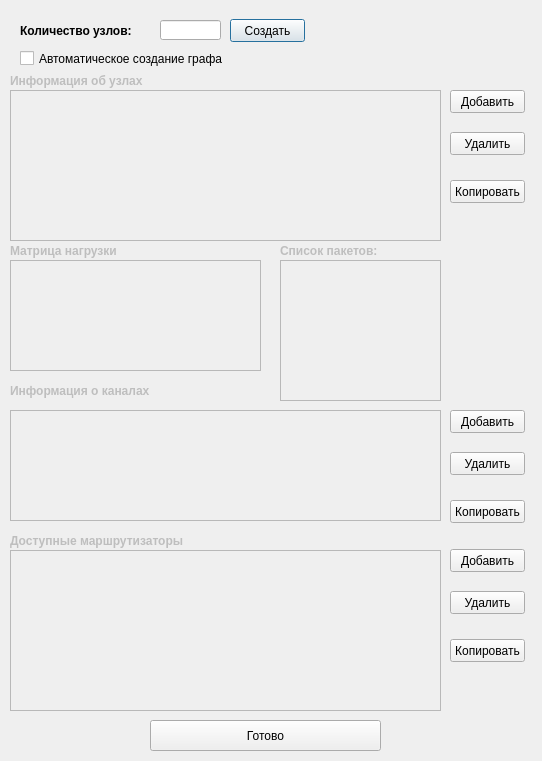
First picture: the form in input.ui, repository qwsnxnjene/comp-networks, before the edit.
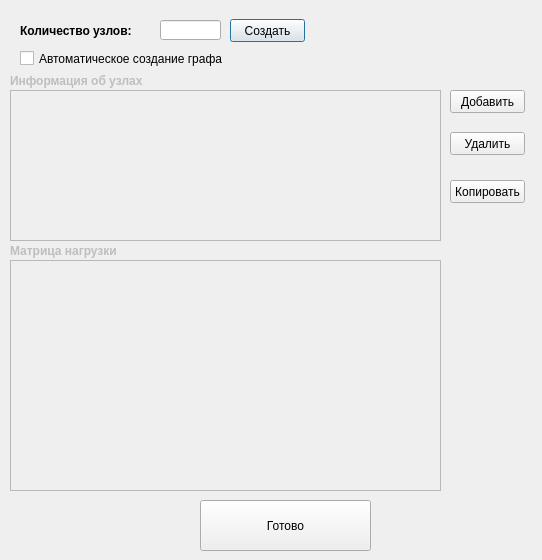
Second picture: the form after the edit.

What changed in the file:
```diff
--- a/input.ui
+++ b/input.ui
@@ -7,7 +7,7 @@
     <x>0</x>
     <y>0</y>
     <width>542</width>
-    <height>761</height>
+    <height>560</height>
    </rect>
   </property>
   <property name="windowTitle">
@@ -107,81 +107,11 @@
     <rect>
      <x>10</x>
      <y>260</y>
-     <width>251</width>
-     <height>111</height>
-    </rect>
-   </property>
-  </widget>
-  <widget class="QTableWidget" name="tableRoutersInput">
-   <property name="enabled">
-    <bool>false</bool>
-   </property>
-   <property name="geometry">
-    <rect>
-     <x>10</x>
-     <y>550</y>
      <width>431</width>
-     <height>161</height>
+     <height>231</height>
     </rect>
    </property>
   </widget>
-  <widget class="QLabel" name="labelInput_4">
-   <property name="enabled">
-    <bool>false</bool>
-   </property>
-   <property name="geometry">
-    <rect>
-     <x>10</x>
-     <y>370</y>
-     <width>161</width>
-     <height>41</height>
-    </rect>
-   </property>
-   <property name="font">
-    <font>
-     <weight>75</weight>
-     <bold>true</bold>
-    </font>
-   </property>
-   <property name="text">
-    <string>Информация о каналах</string>
-   </property>
-  </widget>
-  <widget class="QTableWidget" name="tableChannelsInput">
-   <property name="enabled">
-    <bool>false</bool>
-   </property>
-   <property name="geometry">
-    <rect>
-     <x>10</x>
-     <y>410</y>
-     <width>431</width>
-     <height>111</height>
-    </rect>
-   </property>
-  </widget>
-  <widget class="QLabel" name="labelInput_5">
-   <property name="enabled">
-    <bool>false</bool>
-   </property>
-   <property name="geometry">
-    <rect>
-     <x>10</x>
-     <y>520</y>
-     <width>201</width>
-     <height>41</height>
-    </rect>
-   </property>
-   <property name="font">
-    <font>
-     <weight>75</weight>
-     <bold>true</bold>
-    </font>
-   </property>
-   <property name="text">
-    <string>Доступные маршрутизаторы</string>
-   </property>
-  </widget>
   <widget class="QCheckBox" name="checkAuto">
    <property name="geometry">
     <rect>
@@ -208,54 +138,6 @@
     <string>Создать</string>
    </property>
   </widget>
-  <widget class="QTableWidget" name="tablePackagesInput">
-   <property name="enabled">
-    <bool>false</bool>
-   </property>
-   <property name="geometry">
-    <rect>
-     <x>280</x>
-     <y>260</y>
-     <width>161</width>
-     <height>141</height>
-    </rect>
-   </property>
-  </widget>
-  <widget class="QLabel" name="labelInput_6">
-   <property name="enabled">
-    <bool>false</bool>
-   </property>
-   <property name="geometry">
-    <rect>
-     <x>280</x>
-     <y>230</y>
-     <width>131</width>
-     <height>41</height>
-    </rect>
-   </property>
-   <property name="font">
-    <font>
-     <weight>75</weight>
-     <bold>true</bold>
-    </font>
-   </property>
-   <property name="text">
-    <string>Список пакетов:</string>
-   </property>
-  </widget>
-  <widget class="QPushButton" name="pushButton">
-   <property name="geometry">
-    <rect>
-     <x>150</x>
-     <y>720</y>
-     <width>231</width>
-     <height>31</height>
-    </rect>
-   </property>
-   <property name="text">
-    <string>Готово</string>
-   </property>
-  </widget>
   <widget class="QPushButton" name="copyButtonPackages">
    <property name="geometry">
     <rect>
@@ -295,82 +177,17 @@
     <string>Добавить</string>
    </property>
   </widget>
-  <widget class="QPushButton" name="addButtonChannels">
+  <widget class="QPushButton" name="pushButton">
    <property name="geometry">
     <rect>
-     <x>450</x>
-     <y>410</y>
-     <width>75</width>
-     <height>23</height>
-    </rect>
-   </property>
-   <property name="text">
-    <string>Добавить</string>
-   </property>
-  </widget>
-  <widget class="QPushButton" name="copyButtonChannels">
-   <property name="geometry">
-    <rect>
-     <x>450</x>
+     <x>200</x>
      <y>500</y>
-     <width>75</width>
-     <height>23</height>
+     <width>171</width>
+     <height>51</height>
     </rect>
    </property>
    <property name="text">
-    <string>Копировать</string>
-   </property>
-  </widget>
-  <widget class="QPushButton" name="deleteButtonChannels">
-   <property name="geometry">
-    <rect>
-     <x>450</x>
-     <y>452</y>
-     <width>75</width>
-     <height>23</height>
-    </rect>
-   </property>
-   <property name="text">
-    <string>Удалить</string>
-   </property>
-  </widget>
-  <widget class="QPushButton" name="deleteButtonRouters">
-   <property name="geometry">
-    <rect>
-     <x>450</x>
-     <y>591</y>
-     <width>75</width>
-     <height>23</height>
-    </rect>
-   </property>
-   <property name="text">
-    <string>Удалить</string>
-   </property>
-  </widget>
-  <widget class="QPushButton" name="copyButtonRouters">
-   <property name="geometry">
-    <rect>
-     <x>450</x>
-     <y>639</y>
-     <width>75</width>
-     <height>23</height>
-    </rect>
-   </property>
-   <property name="text">
-    <string>Копировать</string>
-   </property>
-  </widget>
-  <widget class="QPushButton" name="addButtonRouters">
-   <property name="geometry">
-    <rect>
-     <x>450</x>
-     <y>549</y>
-     <width>75</width>
-     <height>23</height>
-    </rect>
-   </property>
-   <property name="text">
-    <string>Добавить</string>
+    <string>Готово</string>
    </property>
   </widget>
   <zorder>labelInput</zorder>
```
Left out of the diff: 14 changed lines with no effect on the pictures.
